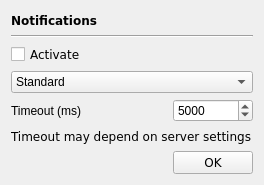
Before: the Qt Designer form trunk/GUI/Notifications/GUI_Notifications.ui in shahid334/sayonara-player, drawn with Qt 5.
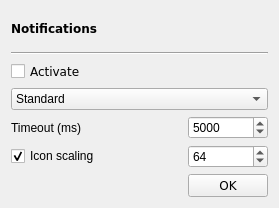
After: the same form once the commit is applied.

Commit message: scale the notification icon

Patch:
```diff
--- a/trunk/GUI/Notifications/GUI_Notifications.ui
+++ b/trunk/GUI/Notifications/GUI_Notifications.ui
@@ -6,8 +6,8 @@
    <rect>
     <x>0</x>
     <y>0</y>
-    <width>264</width>
-    <height>185</height>
+    <width>279</width>
+    <height>208</height>
    </rect>
   </property>
   <property name="focusPolicy">
@@ -17,18 +17,6 @@
    <string>Notification settings</string>
   </property>
   <layout class="QGridLayout" name="gridLayout">
-   <item row="5" column="0" colspan="2">
-    <widget class="QLabel" name="label">
-     <property name="font">
-      <font>
-       <family>DejaVu Sans</family>
-      </font>
-     </property>
-     <property name="text">
-      <string>Timeout may depend on server settings</string>
-     </property>
-    </widget>
-   </item>
    <item row="1" column="0" colspan="2">
     <widget class="Line" name="line">
      <property name="orientation">
@@ -124,6 +112,29 @@
      </property>
     </widget>
    </item>
+   <item row="5" column="1">
+    <widget class="QSpinBox" name="sb_scale">
+     <property name="minimum">
+      <number>32</number>
+     </property>
+     <property name="maximum">
+      <number>128</number>
+     </property>
+     <property name="value">
+      <number>64</number>
+     </property>
+    </widget>
+   </item>
+   <item row="5" column="0">
+    <widget class="QCheckBox" name="cb_scale">
+     <property name="text">
+      <string>Icon scaling</string>
+     </property>
+     <property name="checked">
+      <bool>true</bool>
+     </property>
+    </widget>
+   </item>
   </layout>
  </widget>
  <resources/>
```
Left out of the diff: 21 changed lines with no effect on the pictures. The commit also changes 10 other files.
